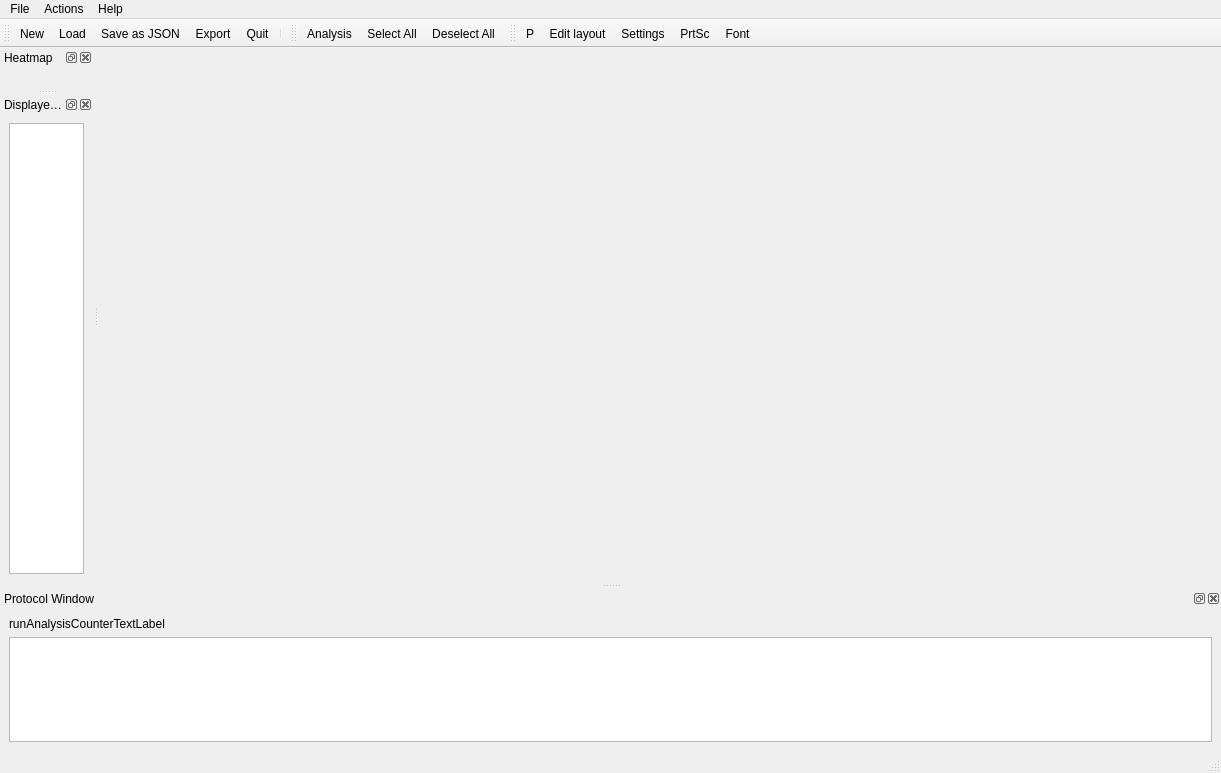
First picture: the form in moltenprot/ui/main.ui, repository kvr2007/moltenprot, before the edit.
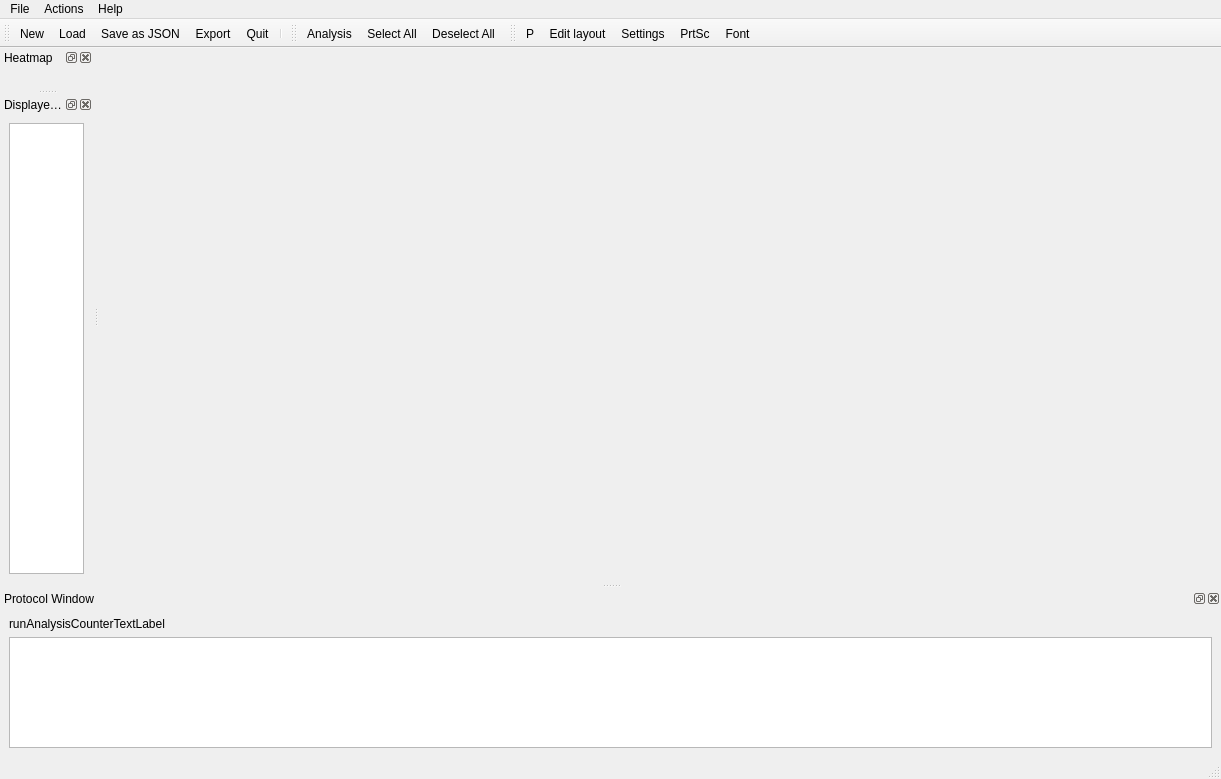
Second picture: the form after the edit. Icons and pictures are not drawn.

What changed in the file:
```diff
--- a/moltenprot/ui/main.ui
+++ b/moltenprot/ui/main.ui
@@ -7,7 +7,7 @@
     <x>0</x>
     <y>0</y>
     <width>1221</width>
-    <height>773</height>
+    <height>779</height>
    </rect>
   </property>
   <property name="windowTitle">
```
Left out of the diff: 12 changed lines with no effect on the pictures.
